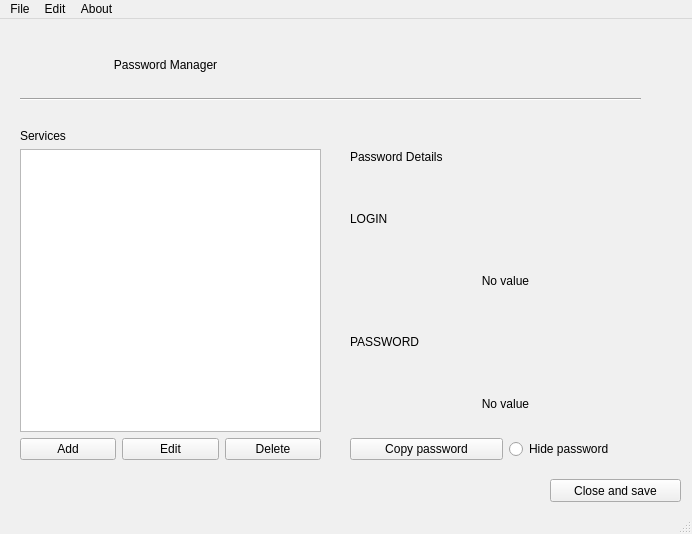
The window that passwordmanager.ui (pkuszn/PasswordManagerQT) describes before a commit, drawn with Qt 5.
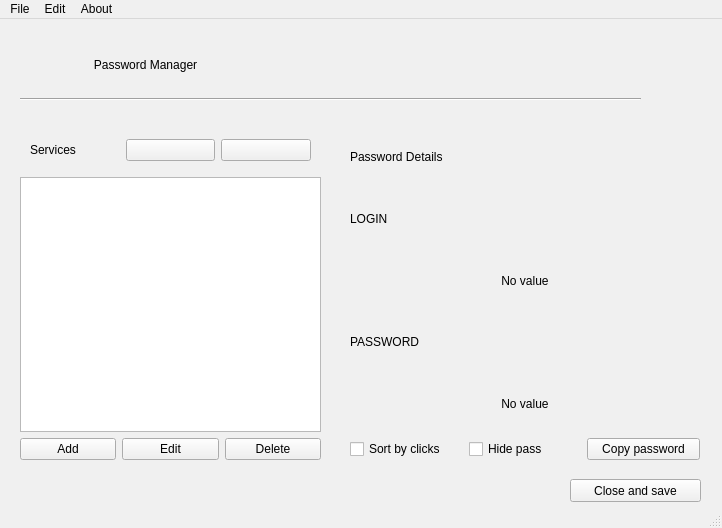
The same window after the commit.

Commit message: added icons & added conditional sort && improved ui & trying to implement interchanging records

Diff of the .ui file:
```diff
--- a/passwordmanager.ui
+++ b/passwordmanager.ui
@@ -6,8 +6,8 @@
    <rect>
     <x>0</x>
     <y>0</y>
-    <width>692</width>
-    <height>534</height>
+    <width>722</width>
+    <height>528</height>
    </rect>
   </property>
   <property name="palette">
@@ -597,7 +597,7 @@
    <widget class="QLabel" name="label">
     <property name="geometry">
      <rect>
-      <x>-30</x>
+      <x>-50</x>
       <y>20</y>
       <width>391</width>
       <height>51</height>
@@ -642,14 +642,44 @@
       <number>10</number>
      </property>
      <item>
-      <widget class="QLabel" name="label_2">
-       <property name="font">
-        <font/>
+      <layout class="QHBoxLayout" name="horizontalLayout_3">
+       <property name="leftMargin">
+        <number>10</number>
        </property>
-       <property name="text">
-        <string>Services</string>
+       <property name="topMargin">
+        <number>10</number>
        </property>
-      </widget>
+       <property name="rightMargin">
+        <number>10</number>
+       </property>
+       <property name="bottomMargin">
+        <number>10</number>
+       </property>
+       <item>
+        <widget class="QLabel" name="label_2">
+         <property name="font">
+          <font/>
+         </property>
+         <property name="text">
+          <string>Services</string>
+         </property>
+        </widget>
+       </item>
+       <item>
+        <widget class="QPushButton" name="pushButton_7">
+         <property name="text">
+          <string/>
+         </property>
+        </widget>
+       </item>
+       <item>
+        <widget class="QPushButton" name="pushButton_6">
+         <property name="text">
+          <string/>
+         </property>
+        </widget>
+       </item>
+      </layout>
      </item>
      <item>
       <widget class="QTableView" name="tableView">
@@ -690,7 +720,7 @@
      <rect>
       <x>340</x>
       <y>100</y>
-      <width>331</width>
+      <width>370</width>
       <height>351</height>
      </rect>
     </property>
@@ -755,18 +785,32 @@
           <string>No value</string>
          </property>
          <property name="textFormat">
-          <enum>Qt::MarkdownText</enum>
+          <enum>Qt::PlainText</enum>
          </property>
          <property name="alignment">
           <set>Qt::AlignCenter</set>
          </property>
          <property name="margin">
-          <number>30</number>
+          <number>25</number>
          </property>
         </widget>
        </item>
        <item>
         <layout class="QHBoxLayout" name="horizontalLayout">
+         <item>
+          <widget class="QCheckBox" name="checkBox">
+           <property name="text">
+            <string>Sort by clicks</string>
+           </property>
+          </widget>
+         </item>
+         <item>
+          <widget class="QCheckBox" name="checkBox_2">
+           <property name="text">
+            <string>Hide pass</string>
+           </property>
+          </widget>
+         </item>
          <item>
           <widget class="QPushButton" name="pushButton_5">
            <property name="text">
@@ -774,13 +818,6 @@
            </property>
           </widget>
          </item>
-         <item>
-          <widget class="QRadioButton" name="radioButton">
-           <property name="text">
-            <string>Hide password</string>
-           </property>
-          </widget>
-         </item>
         </layout>
        </item>
       </layout>
@@ -790,7 +827,7 @@
    <widget class="QPushButton" name="pushButton_4">
     <property name="geometry">
      <rect>
-      <x>550</x>
+      <x>570</x>
       <y>460</y>
       <width>131</width>
       <height>23</height>
@@ -822,7 +859,7 @@
     <rect>
      <x>0</x>
      <y>0</y>
-     <width>692</width>
+     <width>722</width>
      <height>21</height>
     </rect>
    </property>
```
Left out of the diff: 6 changed lines with no effect on the pictures. The commit also changes 5 other files.
